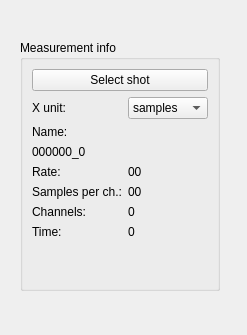
Above: ui/PlotterUIDesign.ui from AVSidorov/FT2SXR before the change. Below: the same form after it.
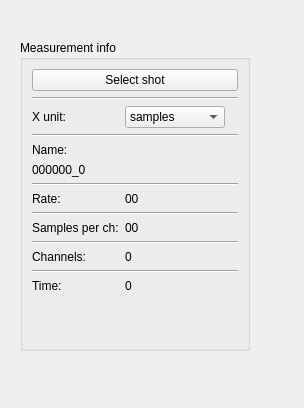
That is the form after the change.

Commit message: show windows to check before start measurements

The edit to the form file:
```diff
--- a/ui/PlotterUIDesign.ui
+++ b/ui/PlotterUIDesign.ui
@@ -6,8 +6,8 @@
    <rect>
     <x>0</x>
     <y>0</y>
-    <width>247</width>
-    <height>335</height>
+    <width>304</width>
+    <height>408</height>
    </rect>
   </property>
   <property name="sizePolicy">
@@ -30,13 +30,13 @@
     <rect>
      <x>20</x>
      <y>40</y>
-     <width>200</width>
-     <height>251</height>
+     <width>230</width>
+     <height>311</height>
     </rect>
    </property>
    <property name="minimumSize">
     <size>
-     <width>200</width>
+     <width>230</width>
      <height>200</height>
     </size>
    </property>
@@ -69,7 +69,7 @@
       </property>
      </widget>
     </item>
-    <item row="1" column="0">
+    <item row="2" column="0">
      <widget class="QLabel" name="x_ax_label">
       <property name="maximumSize">
        <size>
@@ -82,7 +82,7 @@
       </property>
      </widget>
     </item>
-    <item row="1" column="1">
+    <item row="2" column="1">
      <widget class="QComboBox" name="x_ax_comboBox">
       <property name="maximumSize">
        <size>
@@ -102,76 +102,160 @@
       </item>
      </widget>
     </item>
-    <item row="2" column="0">
+    <item row="4" column="0">
      <widget class="QLabel" name="name_label">
       <property name="text">
        <string>Name:</string>
       </property>
      </widget>
     </item>
-    <item row="3" column="0">
-     <widget class="QLabel" name="name_val_label">
-      <property name="text">
-       <string>000000_0</string>
-      </property>
-     </widget>
-    </item>
-    <item row="4" column="0">
+    <item row="7" column="0">
      <widget class="QLabel" name="rate_label">
       <property name="text">
        <string>Rate:</string>
       </property>
      </widget>
     </item>
-    <item row="4" column="1">
+    <item row="7" column="1">
      <widget class="QLabel" name="rate_val_label">
       <property name="text">
        <string>00</string>
       </property>
      </widget>
     </item>
-    <item row="5" column="0">
+    <item row="9" column="0">
      <widget class="QLabel" name="samples_label">
       <property name="text">
-       <string>Samples per ch.:</string>
+       <string>Samples per ch:</string>
       </property>
      </widget>
     </item>
-    <item row="5" column="1">
+    <item row="9" column="1">
      <widget class="QLabel" name="samples_val_label">
       <property name="text">
        <string>00</string>
       </property>
      </widget>
     </item>
-    <item row="6" column="0">
+    <item row="11" column="0">
      <widget class="QLabel" name="channels_label">
       <property name="text">
        <string>Channels:</string>
       </property>
      </widget>
     </item>
-    <item row="6" column="1">
+    <item row="11" column="1">
      <widget class="QLabel" name="channels_val_label">
       <property name="text">
        <string>0</string>
       </property>
      </widget>
     </item>
-    <item row="7" column="0">
+    <item row="13" column="0">
      <widget class="QLabel" name="time_label">
       <property name="text">
        <string>Time:</string>
       </property>
      </widget>
     </item>
-    <item row="7" column="1">
+    <item row="13" column="1">
      <widget class="QLabel" name="time_val_label">
       <property name="text">
        <string>0</string>
       </property>
      </widget>
     </item>
+    <item row="5" column="0" colspan="2">
+     <widget class="QLabel" name="name_val_label">
+      <property name="text">
+       <string>000000_0</string>
+      </property>
+     </widget>
+    </item>
+    <item row="1" column="0" colspan="2">
+     <widget class="Line" name="line">
+      <property name="sizePolicy">
+       <sizepolicy hsizetype="Preferred" vsizetype="Preferred">
+        <horstretch>0</horstretch>
+        <verstretch>0</verstretch>
+       </sizepolicy>
+      </property>
+      <property name="minimumSize">
+       <size>
+        <width>0</width>
+        <height>0</height>
+       </size>
+      </property>
+      <property name="orientation">
+       <enum>Qt::Horizontal</enum>
+      </property>
+     </widget>
+    </item>
+    <item row="3" column="0" colspan="2">
+     <widget class="Line" name="line_2">
+      <property name="minimumSize">
+       <size>
+        <width>0</width>
+        <height>0</height>
+       </size>
+      </property>
+      <property name="orientation">
+       <enum>Qt::Horizontal</enum>
+      </property>
+     </widget>
+    </item>
+    <item row="6" column="0" colspan="2">
+     <widget class="Line" name="line_3">
+      <property name="minimumSize">
+       <size>
+        <width>0</width>
+        <height>0</height>
+       </size>
+      </property>
+      <property name="orientation">
+       <enum>Qt::Horizontal</enum>
+      </property>
+     </widget>
+    </item>
+    <item row="8" column="0" colspan="2">
+     <widget class="Line" name="line_4">
+      <property name="minimumSize">
+       <size>
+        <width>0</width>
+        <height>0</height>
+       </size>
+      </property>
+      <property name="orientation">
+       <enum>Qt::Horizontal</enum>
+      </property>
+     </widget>
+    </item>
+    <item row="10" column="0" colspan="2">
+     <widget class="Line" name="line_5">
+      <property name="minimumSize">
+       <size>
+        <width>0</width>
+        <height>0</height>
+       </size>
+      </property>
+      <property name="orientation">
+       <enum>Qt::Horizontal</enum>
+      </property>
+     </widget>
+    </item>
+    <item row="12" column="0" colspan="2">
+     <widget class="Line" name="line_6">
+      <property name="minimumSize">
+       <size>
+        <width>0</width>
+        <height>0</height>
+       </size>
+      </property>
+      <property name="orientation">
+       <enum>Qt::Horizontal</enum>
+      </property>
+     </widget>
+    </item>
    </layout>
   </widget>
  </widget>
```
The commit also changes 7 other files.
